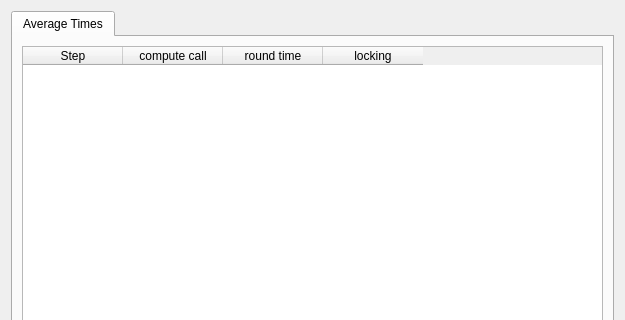
Above: cedar/processing/gui/PerformanceOverview.ui from cedar/cedar before the change; both pictures show x 0 to 625 and y 0 to 320 of the 625 by 549 pixel window. Below: the same form after it.
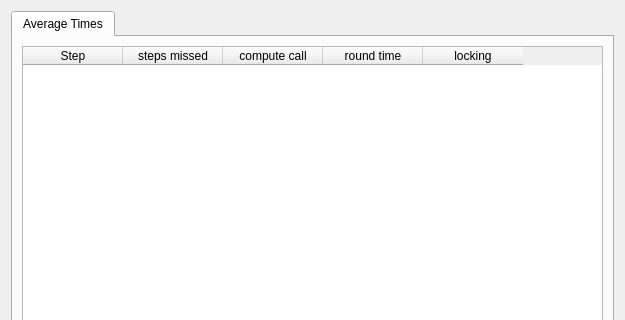
That is the form after the change.

Commit message: implemented a statistics on the number of missed steps; fixed a bug in the last commit

What changed in the file:
```diff
--- a/cedar/processing/gui/PerformanceOverview.ui
+++ b/cedar/processing/gui/PerformanceOverview.ui
@@ -40,6 +40,11 @@
            <string>Step</string>
           </property>
          </column>
+         <column>
+          <property name="text">
+           <string>steps missed</string>
+          </property>
+         </column>
          <column>
           <property name="text">
            <string>compute call</string>
```
The commit also changes 7 other files.
